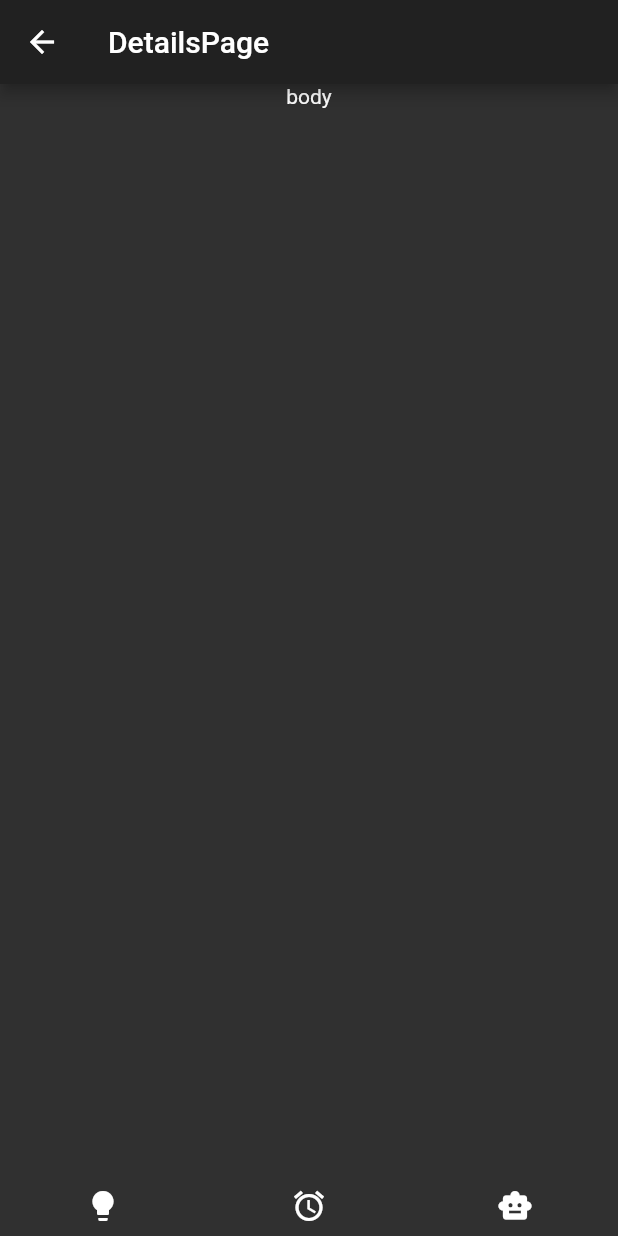
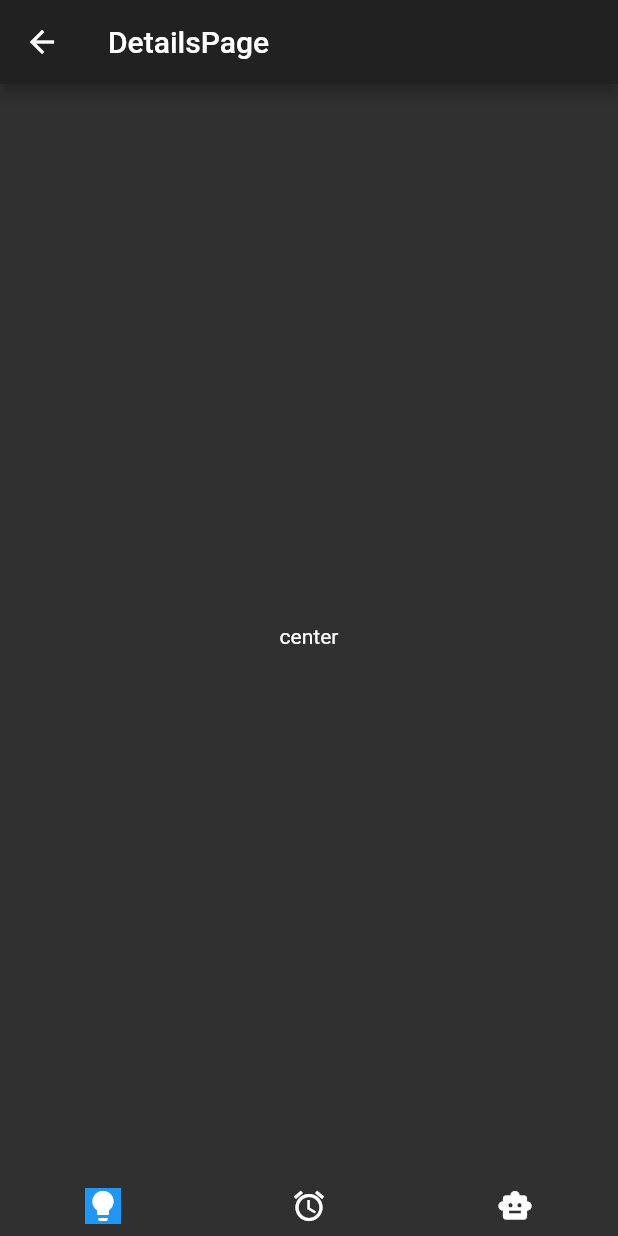
Before and after one commit to CabraKill/HiHome, a Flutter app: the DetailsPage screen opened by its route, on a phone screen of 412 x 824 dp. Run offline on Flutter 3.47's test engine with Material 2 defaults, Android fonts, the phone set to English and light mode, and no system bars; our stand-ins replace get.

Commit message:
fix(details_page): Correct draggable with feedback

```diff
--- a/lib/modules/details/details_page.dart
+++ b/lib/modules/details/details_page.dart
@@ -10,8 +10,18 @@ class DetailsPage extends GetView<DetailsController> {
         body: SafeArea(
             child: Column(children: [
           Expanded(
-            child: Container(
-              child: Text("body"),
+            child: DragTarget<int>(
+              builder: (BuildContext context, List<Object?> candidateData,
+                  List<dynamic> rejectedData) {
+                return Container(
+                  alignment: Alignment.center,
+                  child: Text("center"),
+                );
+              },
+              onAccept: (a) {
+                print("$a accepted");
+              },
+              // child: Text("body"),
             ),
           ),
           Padding(
@@ -21,11 +31,11 @@ class DetailsPage extends GetView<DetailsController> {
               children: [
                 Draggable<int>(
                   data: 1,
-                  child: Icon(Icons.lightbulb),
-                  feedback: Container(
-                    color: Colors.black54,
-                  ),
-                  childWhenDragging: Icon(Icons.lightbulb),
+                  child: Container(
+                      color: Colors.blue, child: Icon(Icons.lightbulb)),
+                  feedback: Icon(Icons.lightbulb),
+                  childWhenDragging: Container(
+                      color: Colors.red, child: Icon(Icons.lightbulb)),
                 ),
                 Icon(Icons.alarm),
                 Icon(Icons.smart_toy),
```
